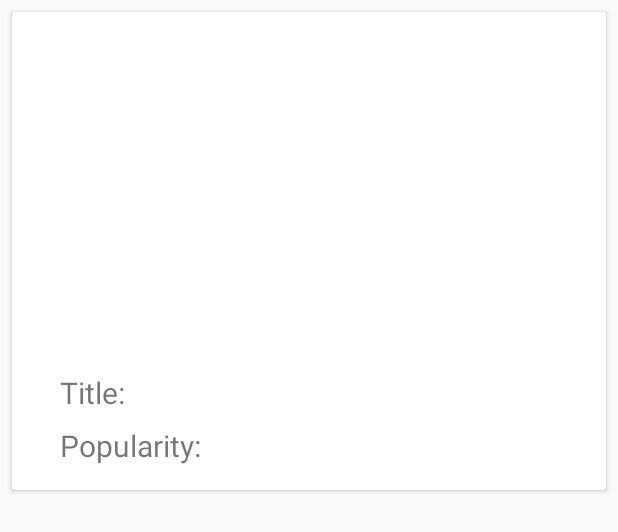
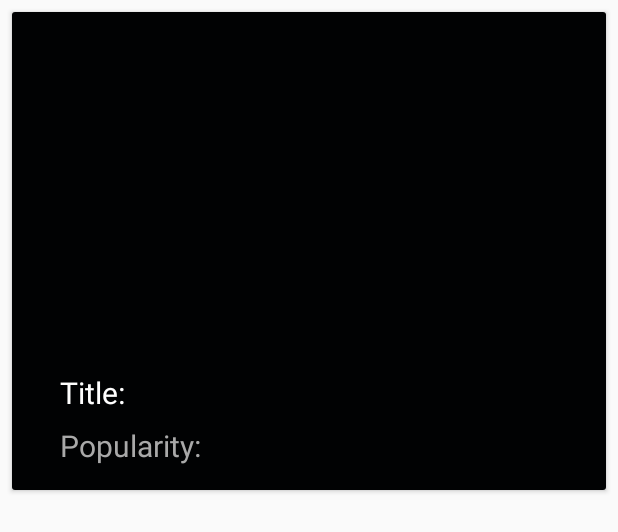
Before and after one commit to TanishqBhardwaj/BasicApp, an Android app: the layout card_view.xml on its own in the app's theme, with its tools: preview values and no code run, on a phone screen of 412 x 824 dp. Shown: the top 532 px of the screen. Run offline under Robolectric (Android 15) with nearby library versions, the phone set to English and light mode, and no system bars; plain views replace SimpleDraweeView.

Commit message:
Visual Edits Update

```diff
--- a/app/src/main/res/layout/activity_main.xml
+++ b/app/src/main/res/layout/activity_main.xml
@@ -3,7 +3,6 @@
     xmlns:tools="http://schemas.android.com/tools"
     android:layout_width="match_parent"
     android:layout_height="match_parent"
-    android:layout_margin="8dp"
     tools:context="com.example.moviemate.MainActivity">
 
 
@@ -11,7 +10,7 @@
         android:id="@+id/recycler_view"
         android:layout_width="match_parent"
         android:layout_height="match_parent"
-        android:background="@android:color/darker_gray"/>
+        android:background="@color/colornew"/>
 
 
 </androidx.constraintlayout.widget.ConstraintLayout>
--- a/app/src/main/res/layout/card_view.xml
+++ b/app/src/main/res/layout/card_view.xml
@@ -5,14 +5,16 @@
     android:layout_width="match_parent"
     android:layout_height="wrap_content"
     android:layout_margin="8dp">
-
     <androidx.constraintlayout.widget.ConstraintLayout
         android:layout_width="match_parent"
         android:layout_height="wrap_content"
         android:orientation="vertical"
-        android:padding="16dp">
+        android:padding="16dp"
+        android:background="@color/colorBackground">
 
         <TextView
+            android:textColor="@color/colorhead"
+
             android:id="@+id/text_view_title"
             android:layout_width="wrap_content"
             android:layout_height="wrap_content"
@@ -26,6 +28,7 @@
             fresco:layout_constraintTop_toBottomOf="@+id/image_view" />
 
         <TextView
+            android:textColor="@color/colormatter"
             android:id="@+id/text_view_popularity"
             android:layout_width="wrap_content"
             android:layout_height="wrap_content"
--- a/app/src/main/res/values/colors.xml
+++ b/app/src/main/res/values/colors.xml
@@ -4,4 +4,7 @@
     <color name="colorPrimaryDark">#263547</color>
     <color name="colorAccent">#eeb14f</color>
     <color name="colorBackground">#010203</color>
+    <color name="colorhead">#ffffff</color>
+    <color name="colormatter">#a9a9a9</color>
+    <color name="colornew">#a8aaab</color>
 </resources>
```
